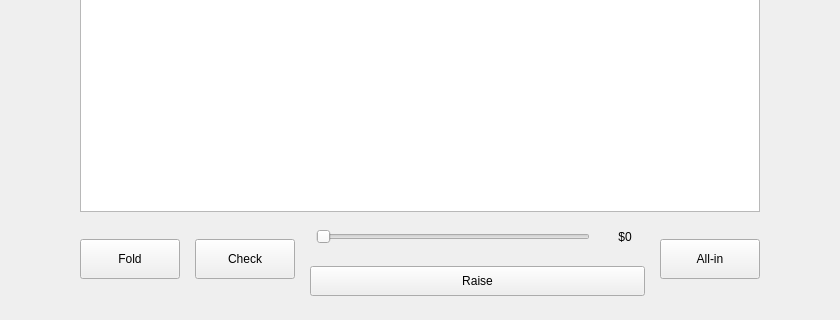
SoczuKS/Python_Project, file window_form.ui: the form before one commit; both pictures show x 92 to 932 and y 448 to 768 of the 1024 by 768 pixel window.
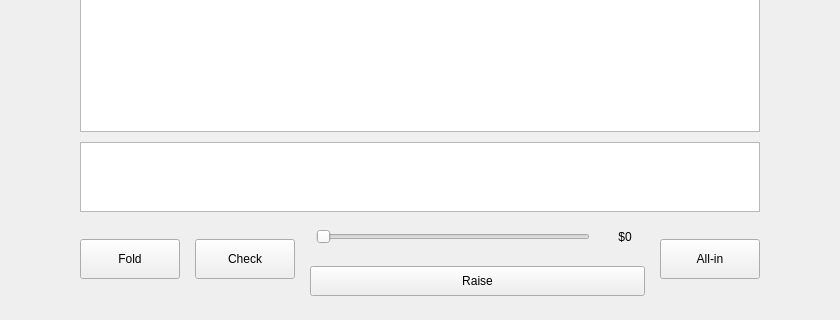
The form after the commit.

Commit message: Add Community cards table to UI

```diff
--- a/window_form.ui
+++ b/window_form.ui
@@ -141,7 +141,7 @@
      <x>172</x>
      <y>40</y>
      <width>680</width>
-     <height>620</height>
+     <height>540</height>
     </rect>
    </property>
    <property name="font">
@@ -149,6 +149,22 @@
      <family>Tahoma</family>
      <pointsize>12</pointsize>
     </font>
+   </property>
+   <property name="editTriggers">
+    <set>QAbstractItemView::EditTrigger::NoEditTriggers</set>
+   </property>
+  </widget>
+  <widget class="QTableView" name="community_cards_table">
+   <property name="geometry">
+    <rect>
+     <x>172</x>
+     <y>590</y>
+     <width>680</width>
+     <height>70</height>
+    </rect>
+   </property>
+   <property name="editTriggers">
+    <set>QAbstractItemView::EditTrigger::NoEditTriggers</set>
    </property>
   </widget>
  </widget>
```
The commit also changes 3 other files.
